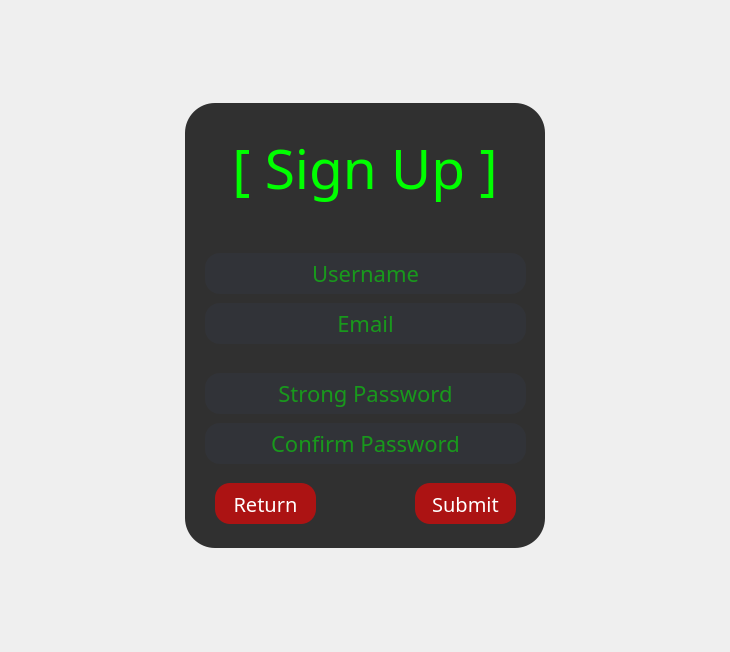
Before: the Qt Designer form Client/pages/signup_page.ui in Kolby-MacDonald/AvailData, drawn with Qt 5.
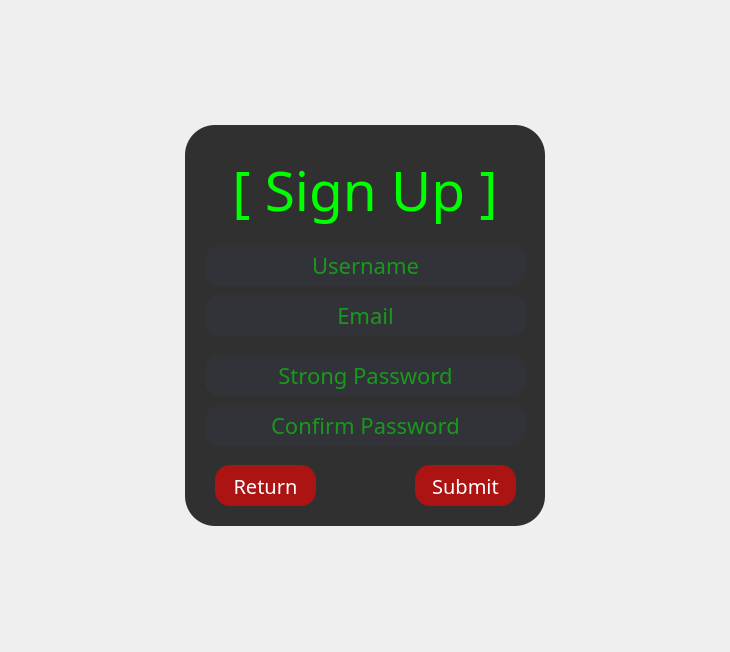
After: the same form once the commit is applied. Icons and pictures are not drawn.

Commit message: Pre Main Data Request/Response Format.

Patch:
```diff
--- a/Client/pages/signup_page.ui
+++ b/Client/pages/signup_page.ui
@@ -49,7 +49,7 @@
      <property name="minimumSize">
       <size>
        <width>360</width>
-       <height>445</height>
+       <height>401</height>
       </size>
      </property>
      <property name="styleSheet">
@@ -135,7 +135,7 @@
       <property name="geometry">
        <rect>
         <x>230</x>
-        <y>380</y>
+        <y>340</y>
         <width>101</width>
         <height>41</height>
        </rect>
@@ -154,7 +154,7 @@
       <property name="geometry">
        <rect>
         <x>20</x>
-        <y>150</y>
+        <y>120</y>
         <width>321</width>
         <height>41</height>
        </rect>
@@ -176,7 +176,7 @@
       <property name="geometry">
        <rect>
         <x>20</x>
-        <y>270</y>
+        <y>230</y>
         <width>321</width>
         <height>41</height>
        </rect>
@@ -198,7 +198,7 @@
       <property name="geometry">
        <rect>
         <x>20</x>
-        <y>320</y>
+        <y>280</y>
         <width>321</width>
         <height>41</height>
        </rect>
@@ -220,7 +220,7 @@
       <property name="geometry">
        <rect>
         <x>20</x>
-        <y>200</y>
+        <y>170</y>
         <width>321</width>
         <height>41</height>
        </rect>
@@ -253,7 +253,7 @@
       <property name="font">
        <font>
         <family>Trebuchet MS</family>
-        <pointsize>-1</pointsize>
+        <pointsize>1</pointsize>
        </font>
       </property>
       <property name="cursor">
@@ -278,7 +278,7 @@
       <property name="geometry">
        <rect>
         <x>30</x>
-        <y>380</y>
+        <y>340</y>
         <width>101</width>
         <height>41</height>
        </rect>
```
The commit also changes 2 other files.
